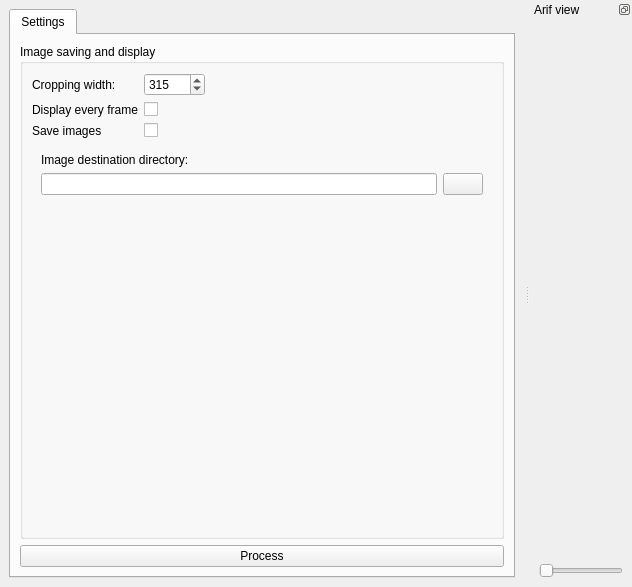
Qt form src/arifmainwindow.ui (AD-Vega/arif) before a commit.
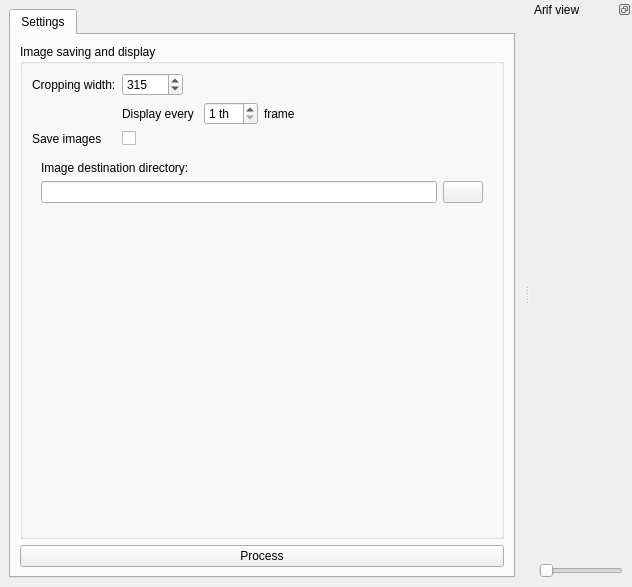
The same form after that commit. Icons and pictures are not drawn. Custom widgets are drawn as their Qt base class.

Diff of the .ui file:
```diff
--- a/src/arifmainwindow.ui
+++ b/src/arifmainwindow.ui
@@ -55,30 +55,20 @@
             </widget>
            </item>
            <item row="3" column="0">
-            <widget class="QLabel" name="label_19">
-             <property name="text">
-              <string>Display every frame</string>
-             </property>
-            </widget>
-           </item>
-           <item row="3" column="1">
-            <widget class="QCheckBox" name="showEveryFrameCheck"/>
-           </item>
-           <item row="4" column="0">
             <widget class="QLabel" name="label_18">
              <property name="text">
               <string>Save images</string>
              </property>
             </widget>
            </item>
-           <item row="4" column="1">
+           <item row="3" column="1">
             <widget class="QCheckBox" name="writeImagesCheck">
              <property name="text">
               <string/>
              </property>
             </widget>
            </item>
-           <item row="6" column="0" colspan="2">
+           <item row="5" column="0" colspan="2">
             <widget class="QFrame" name="imageDestinationBox">
              <property name="enabled">
               <bool>true</bool>
@@ -114,6 +104,34 @@
              </layout>
             </widget>
            </item>
+           <item row="1" column="1">
+            <layout class="QHBoxLayout" name="horizontalLayout_3">
+             <item>
+              <widget class="QLabel" name="label">
+               <property name="text">
+                <string>Display every </string>
+               </property>
+              </widget>
+             </item>
+             <item>
+              <widget class="QSpinBox" name="displayInterval">
+               <property name="suffix">
+                <string> th</string>
+               </property>
+               <property name="minimum">
+                <number>1</number>
+               </property>
+              </widget>
+             </item>
+             <item>
+              <widget class="QLabel" name="label_2">
+               <property name="text">
+                <string>frame</string>
+               </property>
+              </widget>
+             </item>
+            </layout>
+           </item>
           </layout>
          </widget>
         </item>
```
Left out of the diff: 1 changed line with no effect on the pictures.
